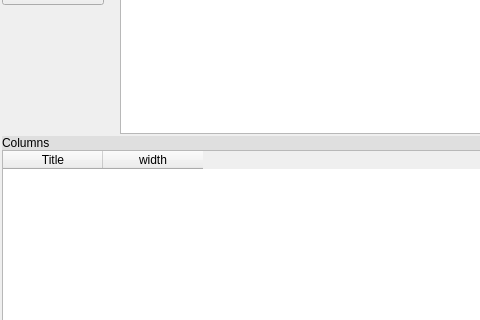
marcotcal/PG-DBA-Tools, file GUI/pgdbatool/querymodel.ui: the form before one commit; both pictures show x 0 to 480 and y 116 to 436 of the 1053 by 648 pixel window.
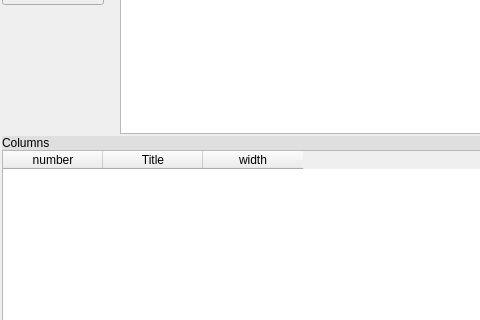
The form after the commit. Icons and pictures are not drawn. Custom widgets are drawn as their Qt base class.

Commit message: Column table querymodels

Diff of the .ui file:
```diff
--- a/GUI/pgdbatool/querymodel.ui
+++ b/GUI/pgdbatool/querymodel.ui
@@ -382,6 +382,11 @@
        </item>
        <item>
         <widget class="QTableWidget" name="column_table">
+         <column>
+          <property name="text">
+           <string>number</string>
+          </property>
+         </column>
          <column>
           <property name="text">
            <string>Title</string>
```
The commit also changes 6 other files.
